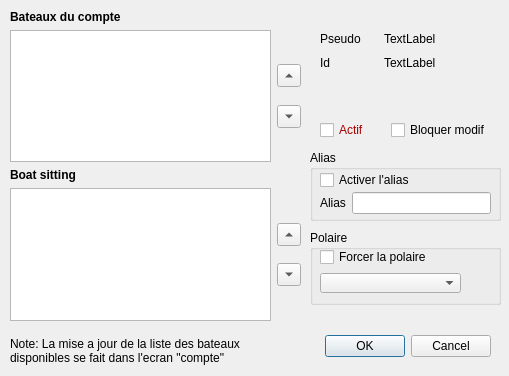
Qt form src/Ui/boatAccount_dialog.ui (nohal/qtVlm) before a commit.
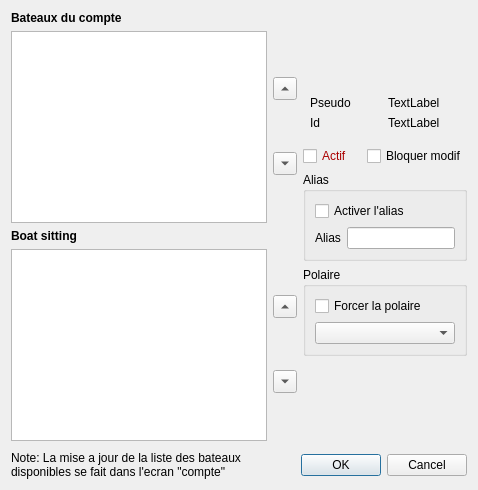
The same form after that commit.

Commit message: Made all dialogs resize cleanly.

The edit to the form file:
```diff
--- a/src/Ui/boatAccount_dialog.ui
+++ b/src/Ui/boatAccount_dialog.ui
@@ -5,199 +5,17 @@
   <property name="windowModality">
    <enum>Qt::ApplicationModal</enum>
   </property>
-  <property name="geometry">
-   <rect>
-    <x>0</x>
-    <y>0</y>
-    <width>509</width>
-    <height>376</height>
-   </rect>
-  </property>
   <property name="windowTitle">
    <string>Boat account</string>
   </property>
-  <widget class="QDialogButtonBox" name="buttonBox">
-   <property name="geometry">
-    <rect>
-     <x>-10</x>
-     <y>330</y>
-     <width>501</width>
-     <height>32</height>
-    </rect>
-   </property>
-   <property name="orientation">
-    <enum>Qt::Horizontal</enum>
-   </property>
-   <property name="standardButtons">
-    <set>QDialogButtonBox::Cancel|QDialogButtonBox::Ok</set>
-   </property>
-  </widget>
-  <widget class="QGroupBox" name="groupBox">
-   <property name="geometry">
-    <rect>
-     <x>310</x>
-     <y>230</y>
-     <width>191</width>
-     <height>75</height>
-    </rect>
-   </property>
-   <property name="title">
-    <string>Polaire</string>
-   </property>
-   <widget class="QCheckBox" name="chk_polar">
-    <property name="geometry">
-     <rect>
-      <x>10</x>
-      <y>17</y>
-      <width>116</width>
-      <height>20</height>
-     </rect>
-    </property>
-    <property name="text">
-     <string>Forcer la polaire</string>
-    </property>
-   </widget>
-   <widget class="QComboBox" name="polarList">
-    <property name="enabled">
-     <bool>true</bool>
-    </property>
-    <property name="geometry">
-     <rect>
-      <x>10</x>
-      <y>43</y>
-      <width>141</width>
-      <height>20</height>
-     </rect>
-    </property>
-   </widget>
-  </widget>
-  <widget class="QGroupBox" name="groupBox_2">
-   <property name="geometry">
-    <rect>
-     <x>310</x>
-     <y>150</y>
-     <width>191</width>
-     <height>71</height>
-    </rect>
-   </property>
-   <property name="title">
-    <string>Alias</string>
-   </property>
-   <widget class="QCheckBox" name="chk_alias">
-    <property name="geometry">
-     <rect>
-      <x>10</x>
-      <y>20</y>
-      <width>101</width>
-      <height>20</height>
-     </rect>
-    </property>
-    <property name="text">
-     <string>Activer l'alias</string>
-    </property>
-   </widget>
-   <widget class="QWidget" name="layoutWidget_2">
-    <property name="geometry">
-     <rect>
-      <x>10</x>
-      <y>40</y>
-      <width>171</width>
-      <height>26</height>
-     </rect>
-    </property>
-    <layout class="QHBoxLayout" name="_2">
+  <layout class="QVBoxLayout" name="verticalLayout_4">
      <item>
-      <widget class="QLabel" name="label_3">
-       <property name="text">
-        <string>Alias</string>
-       </property>
-      </widget>
-     </item>
+    <layout class="QHBoxLayout" name="horizontalLayout_4">
      <item>
-      <widget class="QLineEdit" name="edit_alias"/>
-     </item>
-    </layout>
-   </widget>
-  </widget>
-  <widget class="QWidget" name="layoutWidget">
-   <property name="geometry">
-    <rect>
-     <x>320</x>
-     <y>120</y>
-     <width>171</width>
-     <height>20</height>
-    </rect>
-   </property>
-   <layout class="QHBoxLayout" name="horizontalLayout_2">
-    <item>
-     <widget class="QCheckBox" name="enable_state">
-      <property name="palette">
-       <palette>
-        <active>
-         <colorrole role="WindowText">
-          <brush brushstyle="SolidPattern">
-           <color alpha="255">
-            <red>170</red>
-            <green>0</green>
-            <blue>0</blue>
-           </color>
-          </brush>
-         </colorrole>
-        </active>
-        <inactive>
-         <colorrole role="WindowText">
-          <brush brushstyle="SolidPattern">
-           <color alpha="255">
-            <red>170</red>
-            <green>0</green>
-            <blue>0</blue>
-           </color>
-          </brush>
-         </colorrole>
-        </inactive>
-        <disabled>
-         <colorrole role="WindowText">
-          <brush brushstyle="SolidPattern">
-           <color alpha="255">
-            <red>118</red>
-            <green>116</green>
-            <blue>108</blue>
-           </color>
-          </brush>
-         </colorrole>
-        </disabled>
-       </palette>
-      </property>
-      <property name="font">
-       <font>
-        <weight>50</weight>
-        <bold>false</bold>
-       </font>
-      </property>
-      <property name="text">
-       <string>Actif</string>
-      </property>
-     </widget>
-    </item>
-    <item>
-     <widget class="QCheckBox" name="lockChange">
-      <property name="text">
-       <string>Bloquer modif</string>
-      </property>
-     </widget>
-    </item>
-   </layout>
-  </widget>
-  <widget class="QWidget" name="layoutWidget">
-   <property name="geometry">
-    <rect>
-     <x>10</x>
-     <y>10</y>
-     <width>291</width>
-     <height>311</height>
-    </rect>
-   </property>
    <layout class="QVBoxLayout" name="verticalLayout_3">
+       <property name="margin">
+        <number>0</number>
+       </property>
     <item>
      <widget class="QLabel" name="lbl_2">
       <property name="font">
@@ -215,18 +33,6 @@
      <layout class="QHBoxLayout" name="horizontalLayout">
       <item>
        <widget class="QListWidget" name="list_boat">
-        <property name="sizePolicy">
-         <sizepolicy hsizetype="Preferred" vsizetype="Preferred">
-          <horstretch>0</horstretch>
-          <verstretch>0</verstretch>
-         </sizepolicy>
-        </property>
-        <property name="minimumSize">
-         <size>
-          <width>256</width>
-          <height>0</height>
-         </size>
-        </property>
         <property name="focusPolicy">
          <enum>Qt::StrongFocus</enum>
         </property>
@@ -240,21 +46,14 @@
       </item>
       <item>
        <layout class="QVBoxLayout" name="verticalLayout">
-        <item>
-         <spacer name="verticalSpacer_2">
-          <property name="orientation">
-           <enum>Qt::Vertical</enum>
-          </property>
-          <property name="sizeHint" stdset="0">
-           <size>
-            <width>20</width>
-            <height>40</height>
-           </size>
-          </property>
-         </spacer>
-        </item>
         <item>
          <widget class="QToolButton" name="btn_upBoat">
+             <property name="sizePolicy">
+              <sizepolicy hsizetype="Fixed" vsizetype="Fixed">
+               <horstretch>0</horstretch>
+               <verstretch>0</verstretch>
+              </sizepolicy>
+             </property>
           <property name="text">
            <string/>
           </property>
@@ -263,21 +62,14 @@
           </property>
          </widget>
         </item>
-        <item>
-         <spacer name="verticalSpacer">
-          <property name="orientation">
-           <enum>Qt::Vertical</enum>
-          </property>
-          <property name="sizeHint" stdset="0">
-           <size>
-            <width>20</width>
-            <height>17</height>
-           </size>
-          </property>
-         </spacer>
-        </item>
         <item>
          <widget class="QToolButton" name="btn_downBoat">
+             <property name="sizePolicy">
+              <sizepolicy hsizetype="Fixed" vsizetype="Fixed">
+               <horstretch>0</horstretch>
+               <verstretch>0</verstretch>
+              </sizepolicy>
+             </property>
           <property name="text">
            <string/>
           </property>
@@ -286,19 +78,6 @@
           </property>
          </widget>
         </item>
-        <item>
-         <spacer name="verticalSpacer_3">
-          <property name="orientation">
-           <enum>Qt::Vertical</enum>
-          </property>
-          <property name="sizeHint" stdset="0">
-           <size>
-            <width>20</width>
-            <height>40</height>
-           </size>
-          </property>
-         </spacer>
-        </item>
        </layout>
       </item>
      </layout>
@@ -320,18 +99,6 @@
      <layout class="QHBoxLayout" name="horizontalLayout_3">
       <item>
        <widget class="QListWidget" name="list_boatSit">
-        <property name="sizePolicy">
-         <sizepolicy hsizetype="Preferred" vsizetype="Preferred">
-          <horstretch>0</horstretch>
-          <verstretch>0</verstretch>
-         </sizepolicy>
-        </property>
-        <property name="minimumSize">
-         <size>
-          <width>256</width>
-          <height>0</height>
-         </size>
-        </property>
         <property name="focusPolicy">
          <enum>Qt::StrongFocus</enum>
         </property>
@@ -345,19 +112,6 @@
       </item>
       <item>
        <layout class="QVBoxLayout" name="verticalLayout_2">
-        <item>
-         <spacer name="verticalSpacer_4">
-          <property name="orientation">
-           <enum>Qt::Vertical</enum>
-          </property>
-          <property name="sizeHint" stdset="0">
-           <size>
-            <width>20</width>
-            <height>40</height>
-           </size>
-          </property>
-         </spacer>
-        </item>
         <item>
          <widget class="QToolButton" name="btn_upBoatSit">
           <property name="text">
@@ -368,19 +122,6 @@
           </property>
          </widget>
         </item>
-        <item>
-         <spacer name="verticalSpacer_5">
-          <property name="orientation">
-           <enum>Qt::Vertical</enum>
-          </property>
-          <property name="sizeHint" stdset="0">
-           <size>
-            <width>20</width>
-            <height>17</height>
-           </size>
-          </property>
-         </spacer>
-        </item>
         <item>
          <widget class="QToolButton" name="btn_downBoatSit">
           <property name="text">
@@ -391,73 +132,234 @@
           </property>
          </widget>
         </item>
+          </layout>
+         </item>
+        </layout>
+       </item>
+      </layout>
+     </item>
         <item>
-         <spacer name="verticalSpacer_6">
+      <layout class="QVBoxLayout" name="verticalLayout_5">
+       <property name="margin">
+        <number>0</number>
+       </property>
+       <item>
+        <spacer name="verticalSpacer_8">
           <property name="orientation">
            <enum>Qt::Vertical</enum>
           </property>
           <property name="sizeHint" stdset="0">
            <size>
-            <width>20</width>
-            <height>40</height>
+           <width>0</width>
+           <height>0</height>
            </size>
           </property>
          </spacer>
         </item>
-       </layout>
-      </item>
-     </layout>
-    </item>
-   </layout>
-  </widget>
-  <widget class="QWidget" name="layoutWidget">
-   <property name="geometry">
-    <rect>
-     <x>320</x>
-     <y>30</y>
-     <width>121</width>
-     <height>41</height>
-    </rect>
-   </property>
+       <item>
    <layout class="QGridLayout" name="gridLayout">
-    <item row="0" column="0">
+         <property name="leftMargin">
+          <number>0</number>
+         </property>
+         <property name="topMargin">
+          <number>0</number>
+         </property>
+         <property name="rightMargin">
+          <number>0</number>
+         </property>
+         <property name="bottomMargin">
+          <number>10</number>
+         </property>
+         <item row="3" column="3">
+          <spacer name="horizontalSpacer">
+           <property name="orientation">
+            <enum>Qt::Horizontal</enum>
+           </property>
+          </spacer>
+         </item>
+         <item row="1" column="1">
      <widget class="QLabel" name="xlabel_4">
       <property name="text">
        <string>Pseudo</string>
       </property>
      </widget>
     </item>
-    <item row="0" column="1">
+         <item row="1" column="2">
      <widget class="QLabel" name="pseudo">
       <property name="text">
        <string>TextLabel</string>
       </property>
      </widget>
     </item>
-    <item row="1" column="0">
+         <item row="3" column="1">
      <widget class="QLabel" name="xlabel_5">
       <property name="text">
        <string>Id</string>
       </property>
      </widget>
     </item>
-    <item row="1" column="1">
+         <item row="3" column="2">
      <widget class="QLabel" name="boat_id">
       <property name="text">
        <string>TextLabel</string>
       </property>
      </widget>
     </item>
-   </layout>
-  </widget>
+         <item row="3" column="0">
+          <spacer name="horizontalSpacer_2">
+           <property name="orientation">
+            <enum>Qt::Horizontal</enum>
+           </property>
+          </spacer>
+         </item>
+        </layout>
+       </item>
+       <item>
+        <layout class="QHBoxLayout" name="horizontalLayout_2">
+         <property name="margin">
+          <number>0</number>
+         </property>
+         <item>
+          <widget class="QCheckBox" name="enable_state">
+           <property name="palette">
+            <palette>
+             <active>
+              <colorrole role="WindowText">
+               <brush brushstyle="SolidPattern">
+                <color alpha="255">
+                 <red>170</red>
+                 <green>0</green>
+                 <blue>0</blue>
+                </color>
+               </brush>
+              </colorrole>
+             </active>
+             <inactive>
+              <colorrole role="WindowText">
+               <brush brushstyle="SolidPattern">
+                <color alpha="255">
+                 <red>170</red>
+                 <green>0</green>
+                 <blue>0</blue>
+                </color>
+               </brush>
+              </colorrole>
+             </inactive>
+             <disabled>
+              <colorrole role="WindowText">
+               <brush brushstyle="SolidPattern">
+                <color alpha="255">
+                 <red>118</red>
+                 <green>116</green>
+                 <blue>108</blue>
+                </color>
+               </brush>
+              </colorrole>
+             </disabled>
+            </palette>
+           </property>
+           <property name="font">
+            <font>
+             <weight>50</weight>
+             <bold>false</bold>
+            </font>
+           </property>
+           <property name="text">
+            <string>Actif</string>
+           </property>
+          </widget>
+         </item>
+         <item>
+          <widget class="QCheckBox" name="lockChange">
+           <property name="text">
+            <string>Bloquer modif</string>
+           </property>
+          </widget>
+         </item>
+        </layout>
+       </item>
+       <item>
+        <widget class="QGroupBox" name="groupBox_2">
+         <property name="title">
+          <string>Alias</string>
+         </property>
+         <layout class="QVBoxLayout" name="verticalLayout_7">
+          <item>
+           <widget class="QCheckBox" name="chk_alias">
+            <property name="text">
+             <string>Activer l'alias</string>
+            </property>
+           </widget>
+          </item>
+          <item>
+           <layout class="QHBoxLayout" name="_2">
+            <item>
+             <widget class="QLabel" name="label_3">
+              <property name="text">
+               <string>Alias</string>
+              </property>
+             </widget>
+            </item>
+            <item>
+             <widget class="QLineEdit" name="edit_alias"/>
+            </item>
+           </layout>
+          </item>
+         </layout>
+        </widget>
+       </item>
+       <item>
+        <widget class="QGroupBox" name="groupBox">
+         <property name="title">
+          <string>Polaire</string>
+         </property>
+         <layout class="QVBoxLayout" name="verticalLayout_6">
+          <item>
+           <widget class="QCheckBox" name="chk_polar">
+            <property name="text">
+             <string>Forcer la polaire</string>
+            </property>
+           </widget>
+          </item>
+          <item>
+           <widget class="QComboBox" name="polarList">
+            <property name="enabled">
+             <bool>true</bool>
+            </property>
+           </widget>
+          </item>
+         </layout>
+        </widget>
+       </item>
+       <item>
+        <spacer name="verticalSpacer_9">
+         <property name="orientation">
+          <enum>Qt::Vertical</enum>
+         </property>
+         <property name="sizeHint" stdset="0">
+          <size>
+           <width>0</width>
+           <height>0</height>
+          </size>
+         </property>
+        </spacer>
+       </item>
+      </layout>
+     </item>
+    </layout>
+   </item>
+   <item>
+    <layout class="QHBoxLayout" name="horizontalLayout_5">
+     <property name="topMargin">
+      <number>4</number>
+     </property>
+     <item>
   <widget class="QLabel" name="label">
-   <property name="geometry">
-    <rect>
-     <x>10</x>
-     <y>330</y>
-     <width>271</width>
-     <height>41</height>
-    </rect>
+       <property name="sizePolicy">
+        <sizepolicy hsizetype="MinimumExpanding" vsizetype="Minimum">
+         <horstretch>0</horstretch>
+         <verstretch>0</verstretch>
+        </sizepolicy>
    </property>
    <property name="text">
     <string>Note: La mise a jour de la liste des bateaux disponibles se fait dans l'ecran &quot;compte&quot;</string>
@@ -466,6 +368,23 @@
     <bool>true</bool>
    </property>
   </widget>
+     </item>
+     <item>
+      <widget class="QDialogButtonBox" name="buttonBox">
+       <property name="orientation">
+        <enum>Qt::Horizontal</enum>
+       </property>
+       <property name="standardButtons">
+        <set>QDialogButtonBox::Cancel|QDialogButtonBox::Ok</set>
+       </property>
+       <property name="centerButtons">
+        <bool>false</bool>
+       </property>
+      </widget>
+     </item>
+    </layout>
+   </item>
+  </layout>
  </widget>
  <resources/>
  <connections>
```
Left out of the diff: 46 changed lines with no effect on the pictures. Lines whose indentation alone changed are shown as unchanged. The commit also changes 40 other files.
